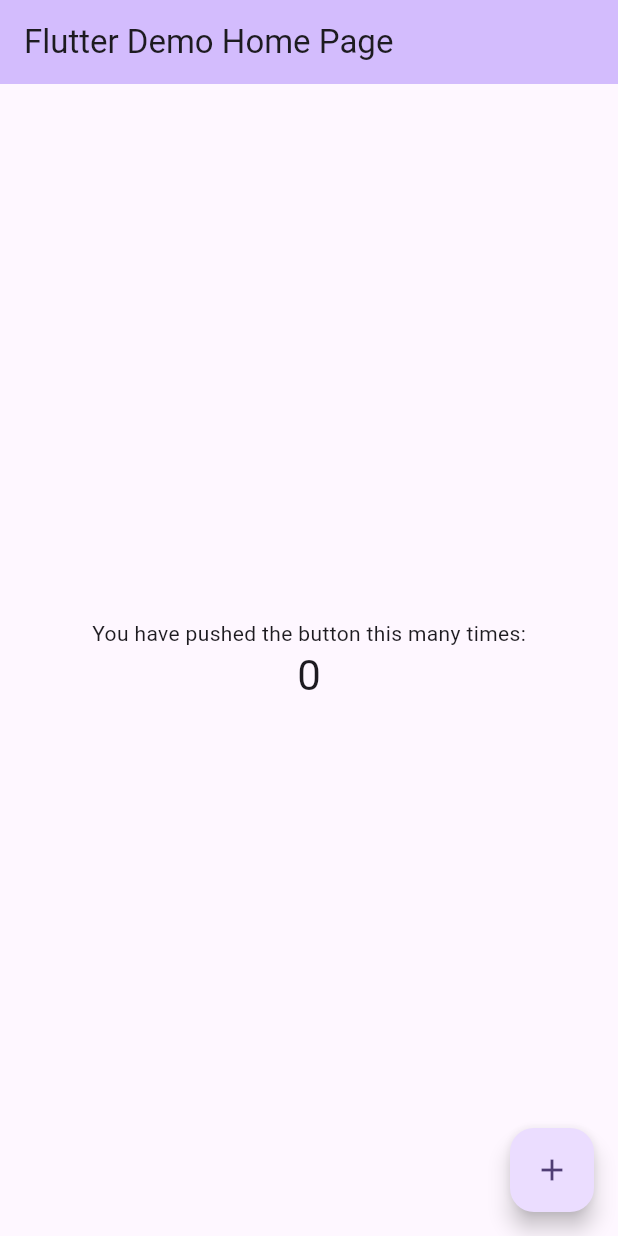
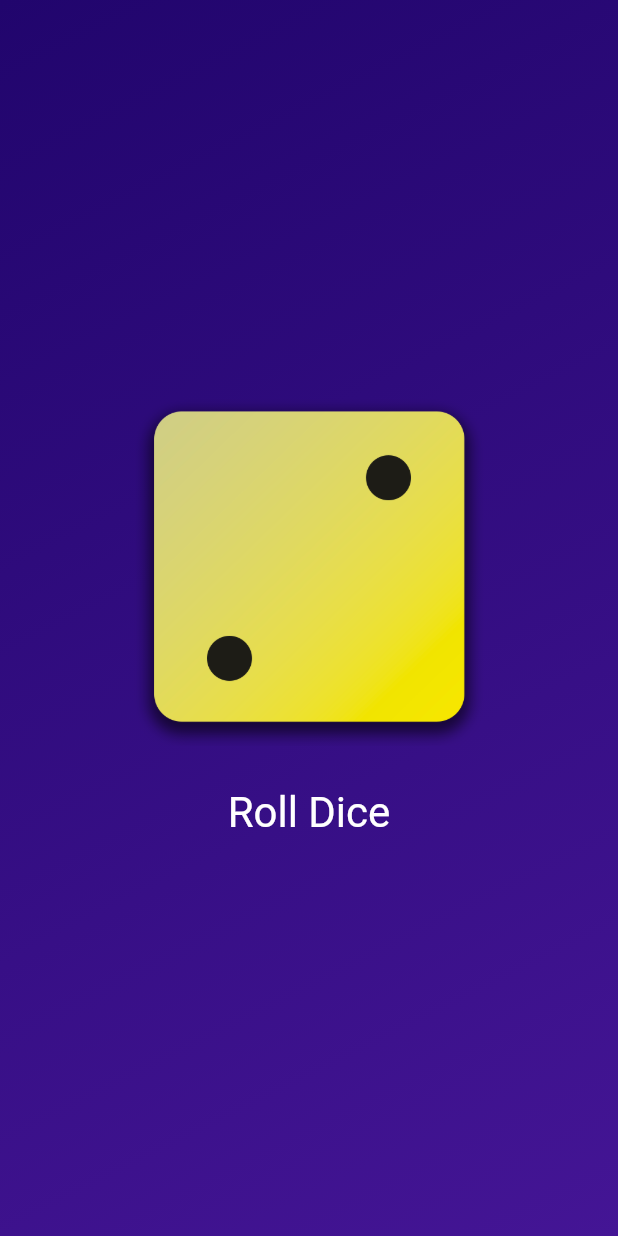
Before and after one commit to marijoyapa/flutter-first, a Flutter app: the screen it shows after launch, on a phone screen of 412 x 824 dp. Run offline on Flutter 3.47's test engine with Material 2 defaults, Android fonts, the phone set to English and light mode, and no system bars.

Commit message:
roll dice

```diff
--- /dev/null
+++ b/first_app/lib/dice_roller.dart
@@ -0,0 +1,47 @@
+import 'package:flutter/material.dart';
+import 'dart:math';
+
+final randomizer = Random();
+class DiceRoller extends StatefulWidget {
+  const DiceRoller({super.key});
+
+  @override
+  State<DiceRoller> createState() {
+    return _DiceRollerState();
+  }
+}
+
+class _DiceRollerState extends State<DiceRoller> {
+  var currentDiceRoll = 2;
+
+  void rollDice() {
+    setState(() {
+      currentDiceRoll =  randomizer.nextInt(6) + 1;
+    });
+  }
+
+  @override
+  Widget build(context) {
+    return Column(
+      mainAxisSize: MainAxisSize.min,
+      children: [
+        Image.asset(
+          'assets/images/dice-$currentDiceRoll.png',
+          width: 240,
+        ),
+        const SizedBox(height: 20),
+        TextButton(
+          onPressed: rollDice,
+          style: TextButton.styleFrom(
+            // padding: const EdgeInsets.only(top: 20, ),
+            foregroundColor: Colors.white,
+            textStyle: const TextStyle(
+              fontSize: 28,
+            ),
+          ),
+          child: const Text("Roll Dice"),
+        )
+      ],
+    );
+  }
+}
--- /dev/null
+++ b/first_app/lib/gradient_container.dart
@@ -0,0 +1,29 @@
+import 'package:flutter/material.dart';
+import 'package:first_app/text.dart';
+import 'package:first_app/dice_roller.dart';
+
+const startAlignment = Alignment.topLeft;
+const endAlignment = Alignment.bottomRight;
+
+class GradientContainer extends StatelessWidget {
+  const GradientContainer({super.key, required this.color});
+
+  final List<Color> color;
+
+
+  @override
+  Widget build(context) {
+    return Container(
+      decoration: BoxDecoration(
+        gradient: LinearGradient(
+          colors: color,
+          begin: startAlignment,
+          end: endAlignment,
+        ),
+      ),
+      child: const Center(
+        child: DiceRoller(),
+      ),
+    );
+  }
+}
--- a/first_app/lib/main.dart
+++ b/first_app/lib/main.dart
@@ -1,125 +1,13 @@
 import 'package:flutter/material.dart';
+import 'package:first_app/gradient_container.dart';
+
 
 void main() {
-  runApp(const MyApp());
+  runApp(
+    const MaterialApp(
+      home: Scaffold(
+        body: GradientContainer(color: [Color.fromARGB(255, 33, 5, 109), Color.fromARGB(255, 68, 21, 149)]),
+      ),
+    ),
+  );
 }
-
-class MyApp extends StatelessWidget {
-  const MyApp({super.key});
-
-  // This widget is the root of your application.
-  @override
-  Widget build(BuildContext context) {
-    return MaterialApp(
-      title: 'Flutter Demo',
-      theme: ThemeData(
-        // This is the theme of your application.
-        //
-        // TRY THIS: Try running your application with "flutter run". You'll see
-        // the application has a blue toolbar. Then, without quitting the app,
-        // try changing the seedColor in the colorScheme below to Colors.green
-        // and then invoke "hot reload" (save your changes or press the "hot
-        // reload" button in a Flutter-supported IDE, or press "r" if you used
-        // the command line to start the app).
-        //
-        // Notice that the counter didn't reset back to zero; the application
-        // state is not lost during the reload. To reset the state, use hot
-        // restart instead.
-        //
-        // This works for code too, not just values: Most code changes can be
-        // tested with just a hot reload.
-        colorScheme: ColorScheme.fromSeed(seedColor: Colors.deepPurple),
-        useMaterial3: true,
-      ),
-      home: const MyHomePage(title: 'Flutter Demo Home Page'),
-    );
-  }
-}
-
-class MyHomePage extends StatefulWidget {
-  const MyHomePage({super.key, required this.title});
-
-  // This widget is the home page of your application. It is stateful, meaning
-  // that it has a State object (defined below) that contains fields that affect
-  // how it looks.
-
-  // This class is the configuration for the state. It holds the values (in this
-  // case the title) provided by the parent (in this case the App widget) and
-  // used by the build method of the State. Fields in a Widget subclass are
-  // always marked "final".
-
-  final String title;
-
-  @override
-  State<MyHomePage> createState() => _MyHomePageState();
-}
-
-class _MyHomePageState extends State<MyHomePage> {
-  int _counter = 0;
-
-  void _incrementCounter() {
-    setState(() {
-      // This call to setState tells the Flutter framework that something has
-      // changed in this State, which causes it to rerun the build method below
-      // so that the display can reflect the updated values. If we changed
-      // _counter without calling setState(), then the build method would not be
-      // called again, and so nothing would appear to happen.
-      _counter++;
-    });
-  }
-
-  @override
-  Widget build(BuildContext context) {
-    // This method is rerun every time setState is called, for instance as done
-    // by the _incrementCounter method above.
-    //
-    // The Flutter framework has been optimized to make rerunning build methods
-    // fast, so that you can just rebuild anything that needs updating rather
-    // than having to individually change instances of widgets.
-    return Scaffold(
-      appBar: AppBar(
-        // TRY THIS: Try changing the color here to a specific color (to
-        // Colors.amber, perhaps?) and trigger a hot reload to see the AppBar
-        // change color while the other colors stay the same.
-        backgroundColor: Theme.of(context).colorScheme.inversePrimary,
-        // Here we take the value from the MyHomePage object that was created by
-        // the App.build method, and use it to set our appbar title.
-        title: Text(widget.title),
-      ),
-      body: Center(
-        // Center is a layout widget. It takes a single child and positions it
-        // in the middle of the parent.
-        child: Column(
-          // Column is also a layout widget. It takes a list of children and
-          // arranges them vertically. By default, it sizes itself to fit its
-          // children horizontally, and tries to be as tall as its parent.
-          //
-          // Column has various properties to control how it sizes itself and
-          // how it positions its children. Here we use mainAxisAlignment to
-          // center the children vertically; the main axis here is the vertical
-          // axis because Columns are vertical (the cross axis would be
-          // horizontal).
-          //
-          // TRY THIS: Invoke "debug painting" (choose the "Toggle Debug Paint"
-          // action in the IDE, or press "p" in the console), to see the
-          // wireframe for each widget.
-          mainAxisAlignment: MainAxisAlignment.center,
-          children: <Widget>[
-            const Text(
-              'You have pushed the button this many times:',
-            ),
-            Text(
-              '$_counter',
-              style: Theme.of(context).textTheme.headlineMedium,
-            ),
-          ],
-        ),
-      ),
-      floatingActionButton: FloatingActionButton(
-        onPressed: _incrementCounter,
-        tooltip: 'Increment',
-        child: const Icon(Icons.add),
-      ), // This trailing comma makes auto-formatting nicer for build methods.
-    );
-  }
-}
--- /dev/null
+++ b/first_app/lib/text.dart
@@ -0,0 +1,18 @@
+import 'package:flutter/material.dart';
+
+class StyledText extends StatelessWidget {
+  const StyledText(this.outputText, {super.key});
+
+  final String outputText;
+
+  @override
+  Widget build(context) {
+    return Text(
+          outputText,
+          style: const TextStyle(
+            color: Colors.white,
+            fontSize: 28.5,
+          ),
+        );
+  }
+}
```
Also changed, not shown: first_app/pubspec.yaml (+7 -3 lines), first_app/assets/images/dice-1.png (added), first_app/assets/images/dice-2.png (added), first_app/assets/images/dice-3.png (added), first_app/assets/images/dice-4.png (added), first_app/assets/images/dice-5.png (added), first_app/assets/images/dice-6.png (added).
